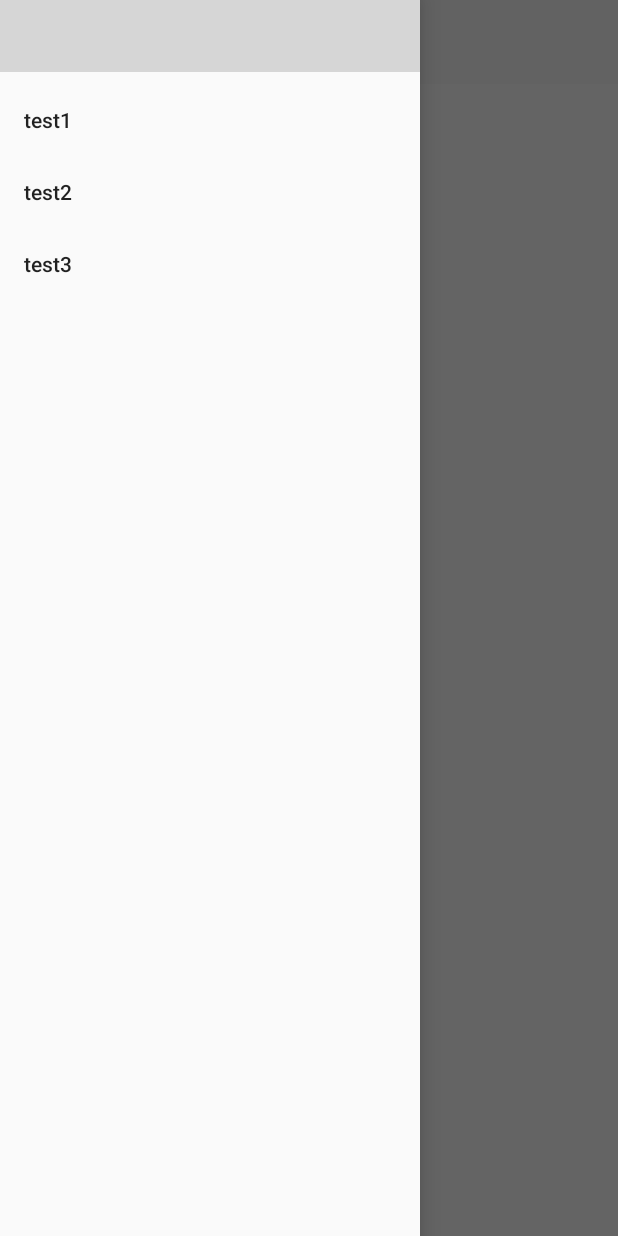
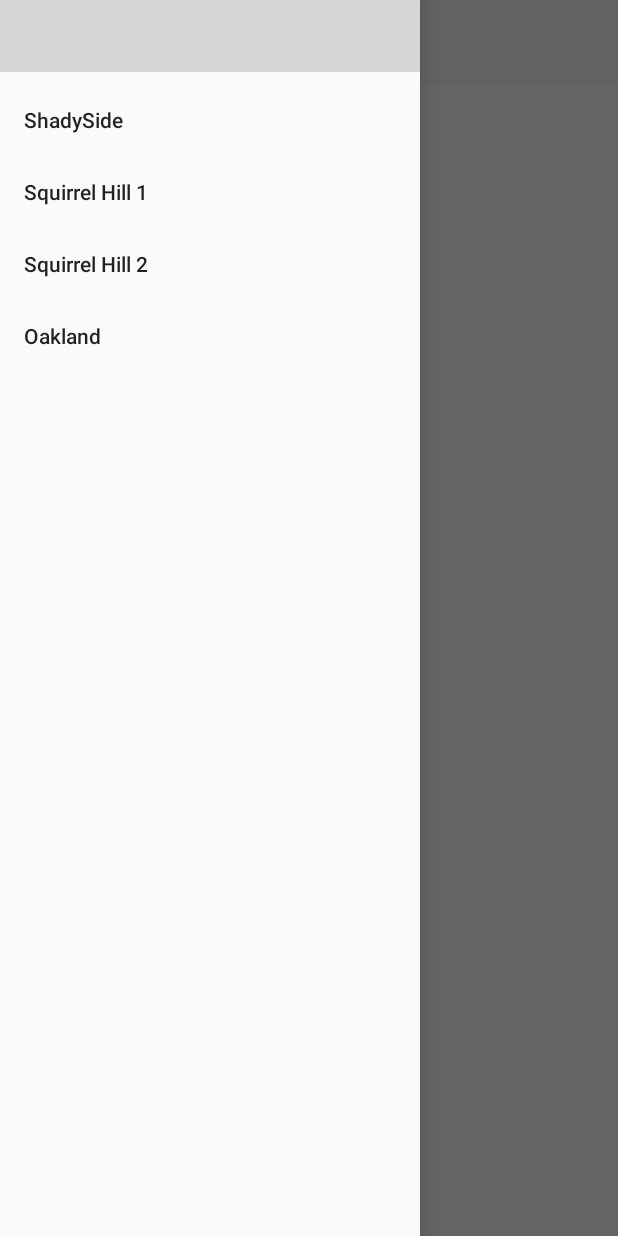
Before and after one commit to waabiisaabii/Smart-Waste, an Android app: the screen it shows after launch (MapsActivity), with the side drawer open, on a phone screen of 412 x 824 dp. Run offline under Robolectric (Android 15) with nearby library versions, the phone set to English and light mode, and no system bars; libraries missing offline, so code that uses them is left out: com.google.maps.android; grey boxes are pictures that could not be loaded.

Commit message:
Finish side menu: change camera view when clicking on any of the region

```diff
--- a/GoogleMaps/app/src/main/res/layout/activity_maps.xml
+++ b/GoogleMaps/app/src/main/res/layout/activity_maps.xml
@@ -24,7 +24,12 @@
                 android:name="com.google.android.gms.maps.SupportMapFragment"
                 android:layout_width="match_parent"
                 android:layout_height="match_parent"
-                tools:context="com.yujingya.googlemaps.MapsActivity" />
+                tools:context="com.yujingya.googlemaps.MapsActivity"
+                map:cameraBearing="0"
+                map:cameraTargetLat="40.442877"
+                map:cameraTargetLng="-79.943236"
+                map:cameraTilt="30"
+                map:cameraZoom="12"/>
 
             <Button
                 android:id="@+id/damageReportButton"
--- a/GoogleMaps/app/src/main/res/menu/drawer_view.xml
+++ b/GoogleMaps/app/src/main/res/menu/drawer_view.xml
@@ -3,13 +3,20 @@
     xmlns:app="http://schemas.android.com/apk/res-auto">
     <group android:checkableBehavior="single">
         <item
-            android:id="@+id/nav_gallery"
-            android:title="test1" />
+            android:id="@+id/shadyside"
+            android:title="ShadySide"
+            android:onClick="shadysideFocus"/>
         <item
-            android:id="@+id/nav_slideshow"
-            android:title="test2" />
+            android:id="@+id/hill1"
+            android:title="Squirrel Hill 1"
+            android:onClick="hill1Focus"/>
         <item
-            android:id="@+id/nav_manage"
-            android:title="test3" />
+            android:id="@+id/hill2"
+            android:title="Squirrel Hill 2"
+            android:onClick="hill2Focus"/>
+        <item
+            android:id="@+id/oakland"
+            android:title="Oakland"
+            android:onClick="oaklandFocus"/>
     </group>
 </menu>
```
Also changed, not shown: GoogleMaps/app/src/main/java/com/smartwaste/googlemaps/MapsActivity.java (+48 -0 lines).
